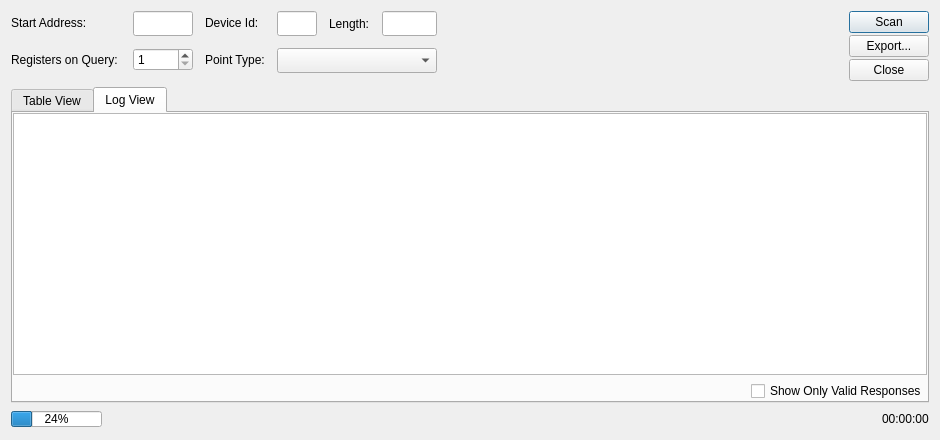
sanny32/OpenModScan, file omodscan/dialogs/dialogaddressscan.ui: the form before one commit.
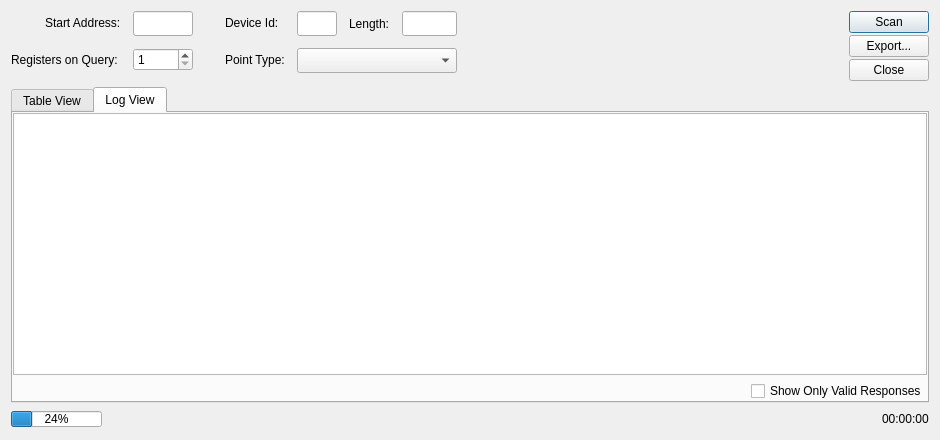
The form after the commit. Icons and pictures are not drawn. Custom widgets are drawn as their Qt base class.

Commit message: Correct export form fro dialog address scan

Patch:
```diff
--- a/omodscan/dialogs/dialogaddressscan.ui
+++ b/omodscan/dialogs/dialogaddressscan.ui
@@ -25,6 +25,9 @@
      </property>
      <item>
       <layout class="QFormLayout" name="formLayout">
+       <property name="labelAlignment">
+        <set>Qt::AlignRight|Qt::AlignTrailing|Qt::AlignVCenter</set>
+       </property>
        <item row="1" column="0">
         <widget class="QLabel" name="labelStartAddress">
          <property name="text">
@@ -91,42 +94,24 @@
        </item>
       </layout>
      </item>
+     <item>
+      <spacer name="horizontalSpacer_5">
+       <property name="orientation">
+        <enum>Qt::Horizontal</enum>
+       </property>
+       <property name="sizeType">
+        <enum>QSizePolicy::Fixed</enum>
+       </property>
+       <property name="sizeHint" stdset="0">
+        <size>
+         <width>20</width>
+         <height>20</height>
+        </size>
+       </property>
+      </spacer>
+     </item>
      <item>
       <layout class="QFormLayout" name="formLayout_3">
-       <item row="0" column="0">
-        <layout class="QHBoxLayout" name="horizontalLayout_6">
-         <item>
-          <widget class="QLabel" name="labelDeviceId">
-           <property name="text">
-            <string>Device Id:</string>
-           </property>
-          </widget>
-         </item>
-        </layout>
-       </item>
-       <item row="1" column="1">
-        <widget class="PointTypeComboBox" name="comboBoxPointType">
-         <property name="sizePolicy">
-          <sizepolicy hsizetype="Fixed" vsizetype="Fixed">
-           <horstretch>0</horstretch>
-           <verstretch>0</verstretch>
-          </sizepolicy>
-         </property>
-         <property name="minimumSize">
-          <size>
-           <width>160</width>
-           <height>25</height>
-          </size>
-         </property>
-        </widget>
-       </item>
-       <item row="1" column="0">
-        <widget class="QLabel" name="labelPoinType">
-         <property name="text">
-          <string>Point Type:</string>
-         </property>
-        </widget>
-       </item>
        <item row="0" column="1">
         <layout class="QHBoxLayout" name="horizontalLayout_5">
          <item>
@@ -201,6 +186,36 @@
          </item>
         </layout>
        </item>
+       <item row="2" column="0">
+        <widget class="QLabel" name="labelPoinType">
+         <property name="text">
+          <string>Point Type:</string>
+         </property>
+        </widget>
+       </item>
+       <item row="2" column="1">
+        <widget class="PointTypeComboBox" name="comboBoxPointType">
+         <property name="sizePolicy">
+          <sizepolicy hsizetype="Fixed" vsizetype="Fixed">
+           <horstretch>0</horstretch>
+           <verstretch>0</verstretch>
+          </sizepolicy>
+         </property>
+         <property name="minimumSize">
+          <size>
+           <width>160</width>
+           <height>25</height>
+          </size>
+         </property>
+        </widget>
+       </item>
+       <item row="0" column="0">
+        <widget class="QLabel" name="labelDeviceId">
+         <property name="text">
+          <string>Device Id:</string>
+         </property>
+        </widget>
+       </item>
       </layout>
      </item>
      <item>
```
Left out of the diff: 26 changed lines with no effect on the pictures. The commit also changes 2 other files.
